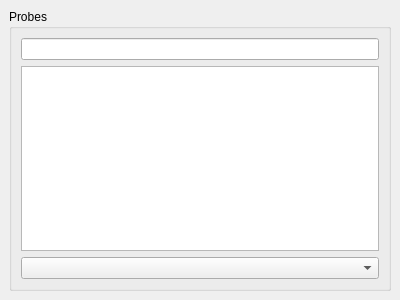
Above: ui/Widgets_ProbeGraphControl.ui from ComNets/openwns-wrowser before the change. Below: the same form after it.
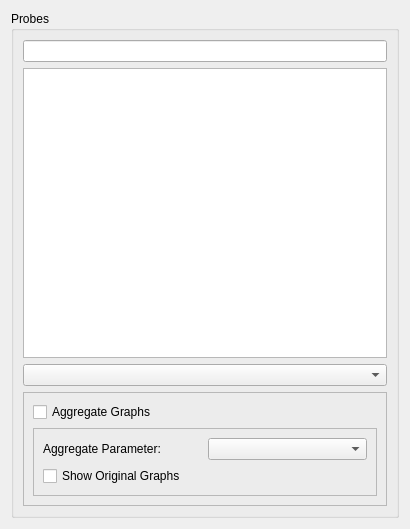
That is the form after the change. Custom widgets are drawn as their Qt base class.

The edit to the form file:
```diff
--- a/ui/Widgets_ProbeGraphControl.ui
+++ b/ui/Widgets_ProbeGraphControl.ui
@@ -5,51 +5,21 @@
    <rect>
     <x>0</x>
     <y>0</y>
-    <width>400</width>
-    <height>300</height>
+    <width>410</width>
+    <height>529</height>
    </rect>
   </property>
-  <layout class="QVBoxLayout" >
-   <property name="spacing" >
-    <number>6</number>
-   </property>
-   <property name="leftMargin" >
-    <number>9</number>
-   </property>
-   <property name="topMargin" >
-    <number>9</number>
-   </property>
-   <property name="rightMargin" >
-    <number>9</number>
-   </property>
-   <property name="bottomMargin" >
-    <number>9</number>
-   </property>
-   <item>
+  <layout class="QGridLayout" >
+   <item row="0" column="0" >
     <widget class="QGroupBox" name="probesGroup" >
      <property name="title" >
       <string>Probes</string>
      </property>
-     <layout class="QVBoxLayout" >
-      <property name="spacing" >
-       <number>6</number>
-      </property>
-      <property name="leftMargin" >
-       <number>9</number>
-      </property>
-      <property name="topMargin" >
-       <number>9</number>
-      </property>
-      <property name="rightMargin" >
-       <number>9</number>
-      </property>
-      <property name="bottomMargin" >
-       <number>9</number>
-      </property>
-      <item>
+     <layout class="QGridLayout" >
+      <item row="0" column="0" >
        <widget class="ValidStateMarkingLineEdit" name="probeFilter" />
       </item>
-      <item>
+      <item row="1" column="0" >
        <widget class="QListView" name="probes" >
         <property name="contextMenuPolicy" >
          <enum>Qt::ActionsContextMenu</enum>
@@ -59,9 +29,64 @@
         </property>
        </widget>
       </item>
-      <item>
+      <item row="2" column="0" >
        <widget class="QComboBox" name="probeFunctions" />
       </item>
+      <item row="3" column="0" >
+       <widget class="QFrame" name="aggregateframe" >
+        <property name="frameShape" >
+         <enum>QFrame::StyledPanel</enum>
+        </property>
+        <property name="frameShadow" >
+         <enum>QFrame::Raised</enum>
+        </property>
+        <layout class="QGridLayout" >
+         <item row="0" column="0" >
+          <widget class="QCheckBox" name="aggregatecheckBox" >
+           <property name="text" >
+            <string>Aggregate Graphs</string>
+           </property>
+          </widget>
+         </item>
+         <item row="1" column="0" >
+          <widget class="QFrame" name="aggregateparameterframe" >
+           <property name="enabled" >
+            <bool>true</bool>
+           </property>
+           <property name="frameShape" >
+            <enum>QFrame::StyledPanel</enum>
+           </property>
+           <property name="frameShadow" >
+            <enum>QFrame::Raised</enum>
+           </property>
+           <layout class="QGridLayout" >
+            <item row="0" column="0" >
+             <layout class="QGridLayout" >
+              <item row="0" column="0" >
+               <widget class="QLabel" name="aggregateparameterlabel" >
+                <property name="text" >
+                 <string>Aggregate Parameter:</string>
+                </property>
+               </widget>
+              </item>
+              <item row="0" column="1" >
+               <widget class="QComboBox" name="aggregateParameter" />
+              </item>
+             </layout>
+            </item>
+            <item row="1" column="0" >
+             <widget class="QCheckBox" name="originalgraphcheckBox" >
+              <property name="text" >
+               <string>Show Original Graphs</string>
+              </property>
+             </widget>
+            </item>
+           </layout>
+          </widget>
+         </item>
+        </layout>
+       </widget>
+      </item>
      </layout>
     </widget>
    </item>
```
